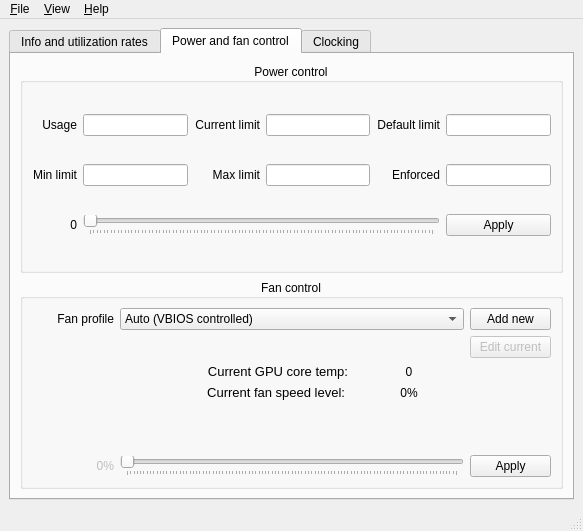
AlexandrAlexeev7119/NvCtrl-linux, file ui/mainwindow.ui: the form before one commit.
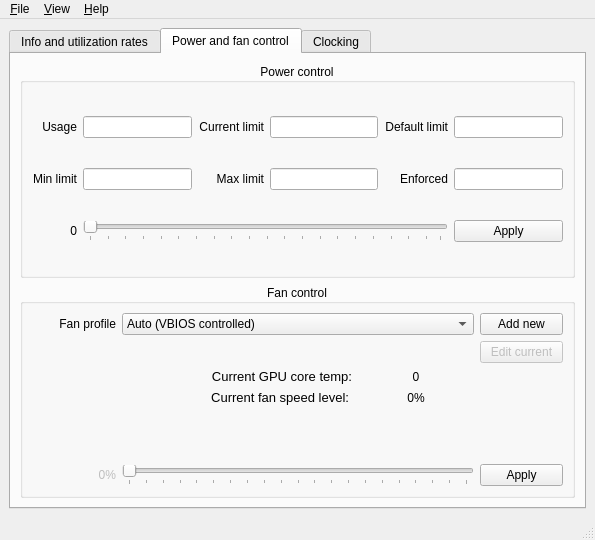
The form after the commit. The open tabs and pages were chosen to show the change. Icons and pictures are not drawn.

```diff
--- a/ui/mainwindow.ui
+++ b/ui/mainwindow.ui
@@ -6,8 +6,8 @@
    <rect>
     <x>0</x>
     <y>0</y>
-    <width>583</width>
-    <height>531</height>
+    <width>595</width>
+    <height>540</height>
    </rect>
   </property>
   <property name="sizePolicy">
@@ -433,12 +433,18 @@
            </item>
            <item row="2" column="2" colspan="4">
             <widget class="QSlider" name="horizontalSlider_change_power_limit">
+             <property name="pageStep">
+              <number>5</number>
+             </property>
              <property name="orientation">
               <enum>Qt::Horizontal</enum>
              </property>
              <property name="tickPosition">
               <enum>QSlider::TicksBelow</enum>
              </property>
+             <property name="tickInterval">
+              <number>5</number>
+             </property>
             </widget>
            </item>
            <item row="1" column="2">
@@ -621,6 +627,9 @@
              <property name="tickPosition">
               <enum>QSlider::TicksBelow</enum>
              </property>
+             <property name="tickInterval">
+              <number>5</number>
+             </property>
             </widget>
            </item>
            <item row="9" column="0">
@@ -970,7 +979,7 @@
     <rect>
      <x>0</x>
      <y>0</y>
-     <width>583</width>
+     <width>595</width>
      <height>22</height>
     </rect>
    </property>
```
Left out of the diff: 2 changed lines with no effect on the pictures.
